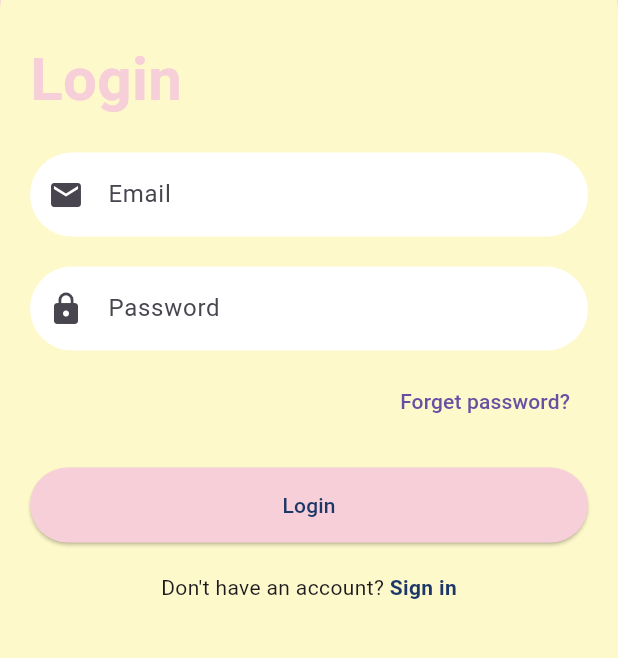
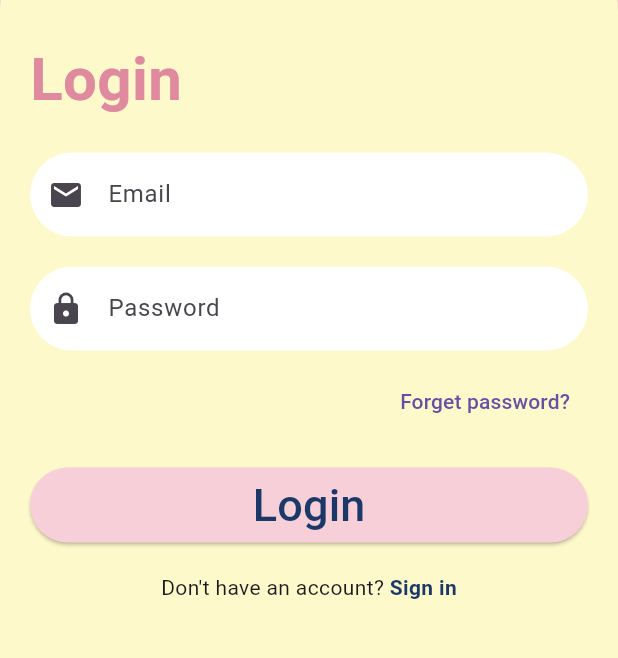
Before and after one commit to taniainm/belly_bloom, a Flutter app: the screen it shows after launch, on a phone screen of 412 x 824 dp, the part 533-1191 px from its top. Run offline on Flutter 3.47's test engine with Material 3 defaults, Android fonts, the phone set to English and light mode, and no system bars.

Commit message:
Co-authored-by: annnninis <annnninis@users.noreply.github.com>

```diff
--- a/lib/main.dart
+++ b/lib/main.dart
@@ -76,7 +76,7 @@
                             style: TextStyle(
                               fontSize: 40,
                               fontWeight: FontWeight.bold,
-                              color: Color.fromRGBO(247, 207, 216, 1),
+                              color: Color.fromRGBO(223, 138, 158, 1),
                             ),
                           ),
                         ),
@@ -134,7 +134,8 @@
                           child: Text(
                             'Login',
                             style: TextStyle(
-                                color: const Color.fromARGB(255, 28, 56, 104)),
+                                color: const Color.fromARGB(255, 28, 56, 104),
+                                fontSize: 30),
                           ),
                         ),
                         SizedBox(height: 20),
```
